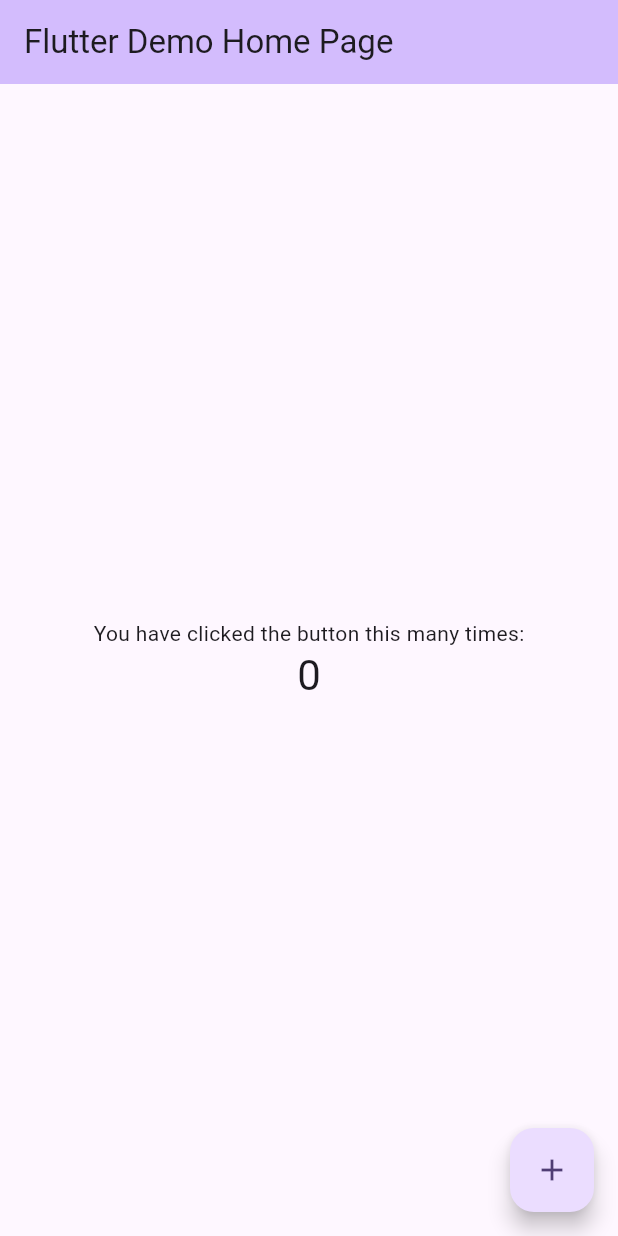
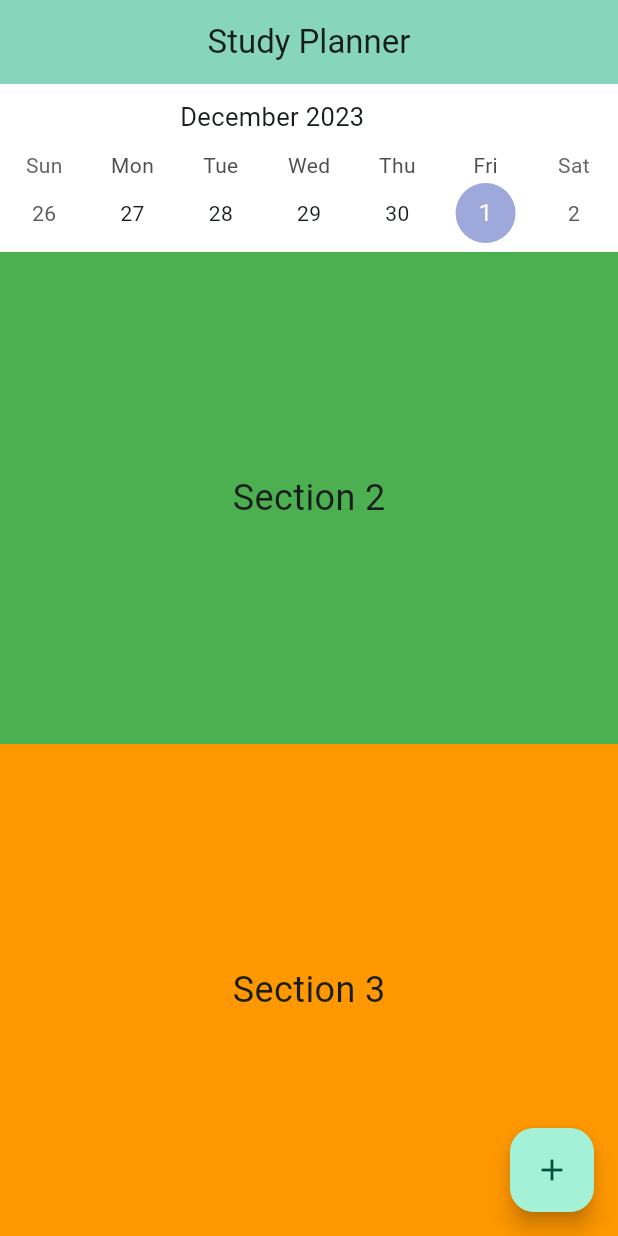
Before and after one commit to pabloboo/StudyPlanner, a Flutter app: the screen it shows after launch, on a phone screen of 412 x 824 dp. Run offline on Flutter 3.47's test engine with Material 2 defaults, Android fonts, the phone set to English and light mode, and no system bars; drawn by our look-alikes of table_calendar.

Commit message:
Calendar and sections implementation

```diff
--- a/study_planner/lib/main.dart
+++ b/study_planner/lib/main.dart
@@ -1,4 +1,5 @@
 import 'package:flutter/material.dart';
+import 'package:table_calendar/table_calendar.dart';
 
 void main() {
   runApp(const MyApp());
@@ -7,46 +8,23 @@ void main() {
 class MyApp extends StatelessWidget {
   const MyApp({super.key});
 
-  // This widget is the root of your application.
+  // Root widget of the application.
   @override
   Widget build(BuildContext context) {
     return MaterialApp(
-      title: 'Flutter Demo',
+      title: 'Study Planner',
       theme: ThemeData(
-        // This is the theme of your application.
-        //
-        // TRY THIS: Try running your application with "flutter run". You'll see
-        // the application has a blue toolbar. Then, without quitting the app,
-        // try changing the seedColor in the colorScheme below to Colors.green
-        // and then invoke "hot reload" (save your changes or press the "hot
-        // reload" button in a Flutter-supported IDE, or press "r" if you used
-        // the command line to start the app).
-        //
-        // Notice that the counter didn't reset back to zero; the application
-        // state is not lost during the reload. To reset the state, use hot
-        // restart instead.
-        //
-        // This works for code too, not just values: Most code changes can be
-        // tested with just a hot reload.
-        colorScheme: ColorScheme.fromSeed(seedColor: Colors.deepPurple),
+        // Theme of the application.
+        colorScheme: ColorScheme.fromSeed(seedColor: const Color.fromARGB(255, 78, 90, 85)),
         useMaterial3: true,
       ),
-      home: const MyHomePage(title: 'Flutter Demo Home Page'),
+      home: const MyHomePage(title: 'Study Planner'),
     );
   }
 }
 
 class MyHomePage extends StatefulWidget {
   const MyHomePage({super.key, required this.title});
-
-  // This widget is the home page of your application. It is stateful, meaning
-  // that it has a State object (defined below) that contains fields that affect
-  // how it looks.
-
-  // This class is the configuration for the state. It holds the values (in this
-  // case the title) provided by the parent (in this case the App widget) and
-  // used by the build method of the State. Fields in a Widget subclass are
-  // always marked "final".
 
   final String title;
 
@@ -55,65 +33,83 @@ class MyHomePage extends StatefulWidget {
 }
 
 class _MyHomePageState extends State<MyHomePage> {
-  int _counter = 0;
 
   void _incrementCounter() {
     setState(() {
-      // This call to setState tells the Flutter framework that something has
-      // changed in this State, which causes it to rerun the build method below
-      // so that the display can reflect the updated values. If we changed
-      // _counter without calling setState(), then the build method would not be
-      // called again, and so nothing would appear to happen.
-      _counter++;
     });
   }
 
+  final CalendarFormat _calendarFormat = CalendarFormat.week;
+  DateTime _focusedDay = DateTime.now();
+  DateTime? _selectedDay;
+
   @override
   Widget build(BuildContext context) {
-    // This method is rerun every time setState is called, for instance as done
-    // by the _incrementCounter method above.
-    //
-    // The Flutter framework has been optimized to make rerunning build methods
-    // fast, so that you can just rebuild anything that needs updating rather
-    // than having to individually change instances of widgets.
+    // This method is rerun every time setState is called
     return Scaffold(
       appBar: AppBar(
-        // TRY THIS: Try changing the color here to a specific color (to
-        // Colors.amber, perhaps?) and trigger a hot reload to see the AppBar
-        // change color while the other colors stay the same.
         backgroundColor: Theme.of(context).colorScheme.inversePrimary,
         // Here we take the value from the MyHomePage object that was created by
         // the App.build method, and use it to set our appbar title.
-        title: Text(widget.title),
+        title: Center(child: Text(widget.title)),
       ),
-      body: Center(
-        // Center is a layout widget. It takes a single child and positions it
-        // in the middle of the parent.
-        child: Column(
-          // Column is also a layout widget. It takes a list of children and
-          // arranges them vertically. By default, it sizes itself to fit its
-          // children horizontally, and tries to be as tall as its parent.
-          //
-          // Column has various properties to control how it sizes itself and
-          // how it positions its children. Here we use mainAxisAlignment to
-          // center the children vertically; the main axis here is the vertical
-          // axis because Columns are vertical (the cross axis would be
-          // horizontal).
-          //
-          // TRY THIS: Invoke "debug painting" (choose the "Toggle Debug Paint"
-          // action in the IDE, or press "p" in the console), to see the
-          // wireframe for each widget.
-          mainAxisAlignment: MainAxisAlignment.center,
-          children: <Widget>[
-            const Text(
-              'You have clicked the button this many times:',
+      body: Column(
+        mainAxisAlignment: MainAxisAlignment.spaceEvenly,
+        children: <Widget>[
+          Container(
+            color: const Color.fromARGB(255, 255, 255, 255),
+            child: TableCalendar(
+              firstDay: DateTime.utc(2021, 1, 1),
+              lastDay: DateTime.utc(2030, 12, 31),
+              focusedDay: _focusedDay,
+              calendarFormat: _calendarFormat,
+              availableCalendarFormats: {_calendarFormat: _calendarFormat.name}, // Only show week format
+              headerStyle: const HeaderStyle(
+                leftChevronVisible: false,
+                rightChevronVisible: false,
+                headerPadding: EdgeInsets.symmetric(horizontal: 120.0, vertical: 10.0),
+                formatButtonVisible: false,
+              ),
+              selectedDayPredicate: (day) {
+                return isSameDay(_selectedDay, day);
+              },
+              onDaySelected: (selectedDay, focusedDay) {
+                setState(() {
+                  _selectedDay = selectedDay;
+                  _focusedDay = focusedDay;
+                });
+              },
+              calendarStyle: const CalendarStyle(
+                selectedDecoration: BoxDecoration(
+                  shape: BoxShape.circle,
+                  color: Colors.red,
+                ),
+              ),
             ),
-            Text(
-              '$_counter',
-              style: Theme.of(context).textTheme.headlineMedium,
+          ),
+          Expanded(
+            child: Container(
+              color: Colors.green,
+              child: const Center(
+                child: Text(
+                  'Section 2',
+                  style: TextStyle(fontSize: 24),
+                ),
+              ),
             ),
-          ],
-        ),
+          ),
+          Expanded(
+            child: Container(
+              color: Colors.orange,
+              child: const Center(
+                child: Text(
+                  'Section 3',
+                  style: TextStyle(fontSize: 24),
+                ),
+              ),
+            ),
+          ),
+        ],
       ),
       floatingActionButton: FloatingActionButton(
         onPressed: _incrementCounter,
--- a/study_planner/pubspec.yaml
+++ b/study_planner/pubspec.yaml
@@ -30,6 +30,7 @@ environment:
 dependencies:
   flutter:
     sdk: flutter
+  table_calendar: ^3.0.0
 
 
   # The following adds the Cupertino Icons font to your application.
```
Also changed, not shown: study_planner/pubspec.lock, 1 other file.
